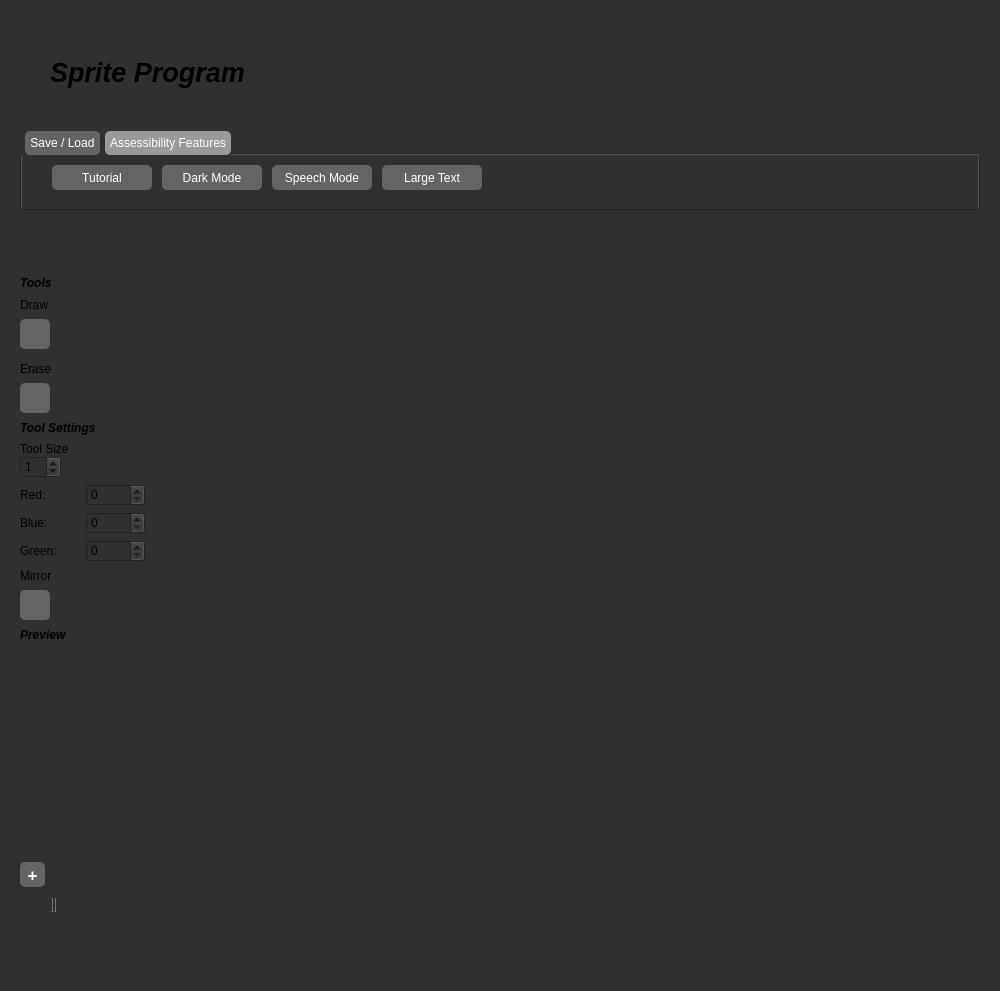
This is mainwindow.ui in landonwest815/sprite-editor as Qt 5 draws it before an edit. The edited form follows.
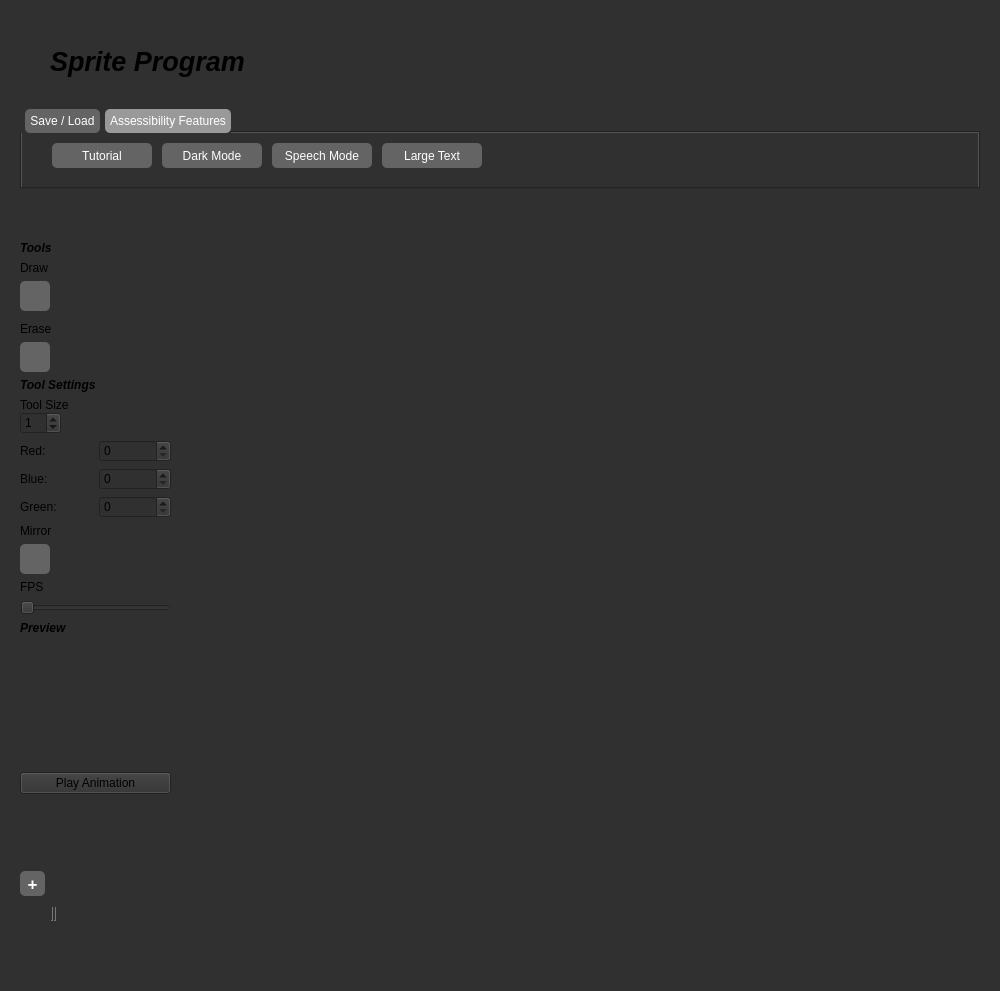
This is the edited form. Icons and pictures are not drawn.

Commit message:
Started working on preview work
got to pressing play and only first frame being displayed, need to figure out how to get qTimer to work with it.

Patch:
```diff
--- a/mainwindow.ui
+++ b/mainwindow.ui
@@ -879,6 +879,26 @@
           </property>
          </widget>
         </item>
+        <item>
+         <widget class="QLabel" name="fpsLabel">
+          <property name="text">
+           <string>FPS</string>
+          </property>
+         </widget>
+        </item>
+        <item>
+         <widget class="QSlider" name="selectFPS">
+          <property name="minimum">
+           <number>1</number>
+          </property>
+          <property name="maximum">
+           <number>15</number>
+          </property>
+          <property name="orientation">
+           <enum>Qt::Horizontal</enum>
+          </property>
+         </widget>
+        </item>
         <item>
          <widget class="QLabel" name="previewLabel_2">
           <property name="font">
@@ -917,6 +937,13 @@
           </property>
          </widget>
         </item>
+        <item>
+         <widget class="QPushButton" name="animateButton">
+          <property name="text">
+           <string>Play Animation</string>
+          </property>
+         </widget>
+        </item>
        </layout>
       </item>
       <item>
@@ -1113,7 +1140,7 @@
           <rect>
            <x>0</x>
            <y>0</y>
-           <width>24</width>
+           <width>21</width>
            <height>69</height>
           </rect>
          </property>
```
Left out of the diff: 2 changed lines with no effect on the pictures. The commit also changes 2 other files.
